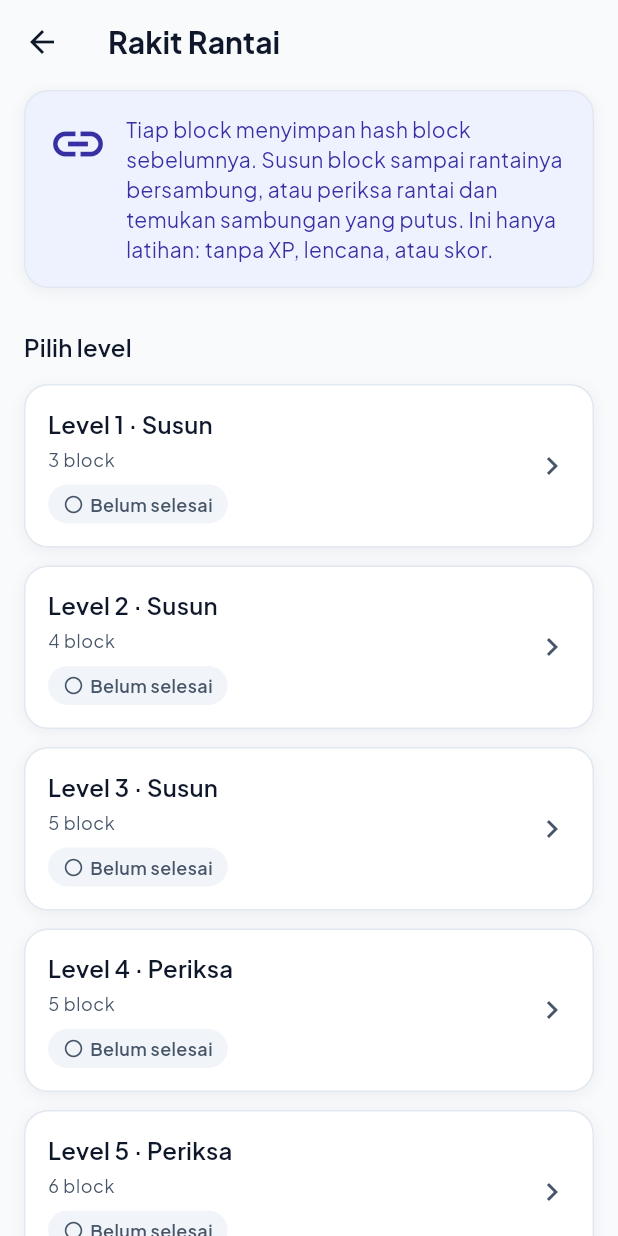
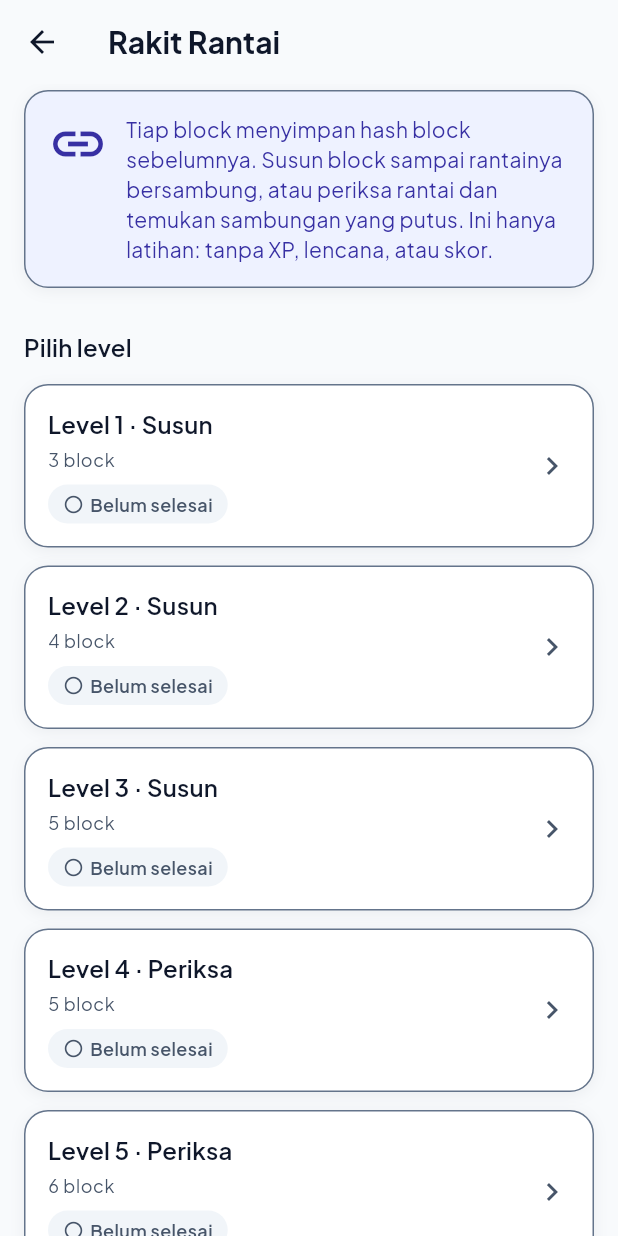
Before and after one commit to eufratt/Code2Ticket, a Flutter app: the ChainLevelsScreen screen opened directly, on a phone screen of 412 x 824 dp. Run offline on Flutter 3.47's test engine with Material 3 defaults, Android fonts, the phone set to English and light mode, and no system bars; our stand-ins replace flutter_local_notifications, flutter_map, flutter_secure_storage, geolocator, go_router, google_fonts and 6 more; missing offline and left inert: pointycastle, workmanager; accounts and stored records are empty.

Commit message:
fix: improve container and input contrast in light theme

```diff
--- a/app/lib/core/theme/app_colors.dart
+++ b/app/lib/core/theme/app_colors.dart
@@ -68,7 +68,7 @@ class AppColors extends ThemeExtension<AppColors> {
     onBackground: Color(0xFF0F172A),
     muted: Color(0xFF475569),
     mutedOnVariant: Color(0xFF475569),
-    outline: Color(0xFFE2E8F0),
+    outline: Color(0xFF64748B),
     primary: Color(0xFF4F46E5),
     onPrimary: Color(0xFFFFFFFF),
     primaryContainer: Color(0xFFEEF2FF),
@@ -97,7 +97,7 @@ class AppColors extends ThemeExtension<AppColors> {
     onBackground: Color(0xFFE2E8F0),
     muted: Color(0xFF94A3B8),
     mutedOnVariant: Color(0xFFCBD5E1),
-    outline: Color(0xFF475569),
+    outline: Color(0xFF94A3B8),
     primary: Color(0xFF818CF8),
     onPrimary: Color(0xFF0F172A),
     primaryContainer: Color(0xFF312E81),
```
Also changed, not shown: app/lib/core/theme/app_theme.dart (+6 -6 lines), 2 other files.
